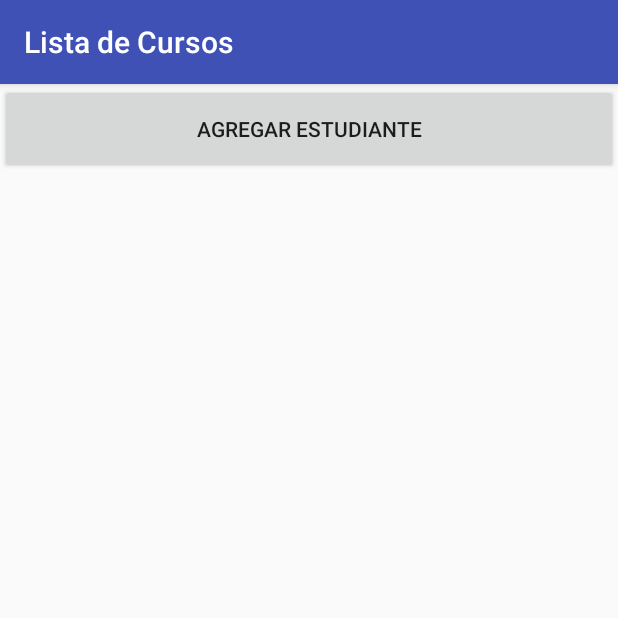
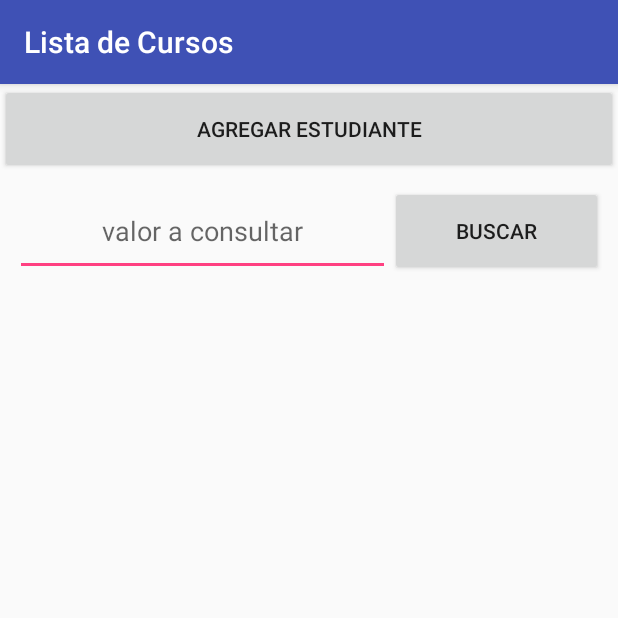
Before and after one commit to PrograMovil/Lab-BaseDatos, an Android app: the EstudiantesFragment screen opened directly, with no data from a screen before it, on a phone screen of 412 x 824 dp, the top half of it. Run offline under Robolectric (Android 15) with nearby library versions, the phone set to English and light mode, and no system bars.

Commit message:
searchs ready

```diff
--- a/app/src/main/java/com/lab_bd01/EstudiantesFragment.java
+++ b/app/src/main/java/com/lab_bd01/EstudiantesFragment.java
@@ -9,6 +9,8 @@ import android.support.v7.widget.RecyclerView;
 import android.view.LayoutInflater;
 import android.view.View;
 import android.view.ViewGroup;
+import android.widget.Button;
+import android.widget.EditText;
 import android.widget.ImageView;
 import android.widget.TextView;
 import android.widget.Toast;
@@ -27,6 +29,8 @@ public class EstudiantesFragment extends Fragment {
     ArrayList<Estudiante> estudiantesList = new ArrayList<Estudiante>();
     RecyclerView estudiantesRecycler;
     BaseDatos basedatos;
+    Button buscarEstudianteBtn;
+    EditText consultaText;
 
     @Override
     public void onCreate(@Nullable Bundle savedInstanceState) {
@@ -59,6 +63,29 @@ public class EstudiantesFragment extends Fragment {
         estudiantesRecycler.setHasFixedSize(true);
         LinearLayoutManager MyLayoutManager = new LinearLayoutManager(getActivity());
         MyLayoutManager.setOrientation(LinearLayoutManager.VERTICAL);
+
+        buscarEstudianteBtn = (Button) view.findViewById(R.id.buscarEstudianteBtn);
+        consultaText = (EditText) view.findViewById(R.id.consultaEstudianteText);
+
+        buscarEstudianteBtn.setOnClickListener(new View.OnClickListener() {
+            @Override
+            public void onClick(View v) {
+                String consulta = consultaText.getText().toString();
+                estudiantesList.clear();
+                basedatos.getReadableDatabase();
+                estudiantesList=basedatos.getEstudiantesLike(consulta);
+
+//                    Toast.makeText(getActivity(), "Buscando...", Toast.LENGTH_SHORT).show();
+                LinearLayoutManager MyLayoutManager = new LinearLayoutManager(getActivity());
+                MyLayoutManager.setOrientation(LinearLayoutManager.VERTICAL);
+                if (estudiantesList.size() >= 0 & estudiantesRecycler != null) {
+                    estudiantesRecycler.setAdapter(new ListaDeEstudiantesAdapter(estudiantesList));
+                }
+                estudiantesRecycler.setLayoutManager(MyLayoutManager);
+            }
+        });
+
+
         if (estudiantesList.size() > 0 & estudiantesRecycler != null) {
             estudiantesRecycler.setAdapter(new EstudiantesFragment.ListaDeEstudiantesAdapter(estudiantesList));
         }
--- a/app/src/main/res/layout/curso_card.xml
+++ b/app/src/main/res/layout/curso_card.xml
@@ -19,8 +19,9 @@
             android:id="@+id/consultaCursoText"
             android:layout_width="250dp"
             android:layout_height="match_parent"
+            android:gravity="center"
             android:hint="valor a consultar"
-            android:gravity="center"/>
+            android:inputType="text" />
 
         <Button
             android:id="@+id/buscarCursoBtn"
--- a/app/src/main/res/layout/estudiante_card.xml
+++ b/app/src/main/res/layout/estudiante_card.xml
@@ -1,5 +1,5 @@
 <?xml version="1.0" encoding="utf-8"?>
-<RelativeLayout xmlns:android="http://schemas.android.com/apk/res/android"
+<LinearLayout xmlns:android="http://schemas.android.com/apk/res/android"
     android:layout_width="match_parent"
     android:layout_height="match_parent"
     xmlns:tools="http://schemas.android.com/tools"
@@ -7,7 +7,28 @@
     android:paddingLeft="@dimen/activity_left_margin"
     android:paddingRight="@dimen/activity_right_margin"
     android:paddingTop="@dimen/activity_vertical_margin"
+    android:orientation="vertical"
     tools:context=".EstudiantesFragment">
+
+    <LinearLayout
+        android:layout_width="match_parent"
+        android:layout_height="60dp"
+        android:orientation="horizontal">
+
+        <EditText
+            android:id="@+id/consultaEstudianteText"
+            android:layout_width="250dp"
+            android:layout_height="match_parent"
+            android:gravity="center"
+            android:hint="valor a consultar"
+            android:inputType="text" />
+
+        <Button
+            android:id="@+id/buscarEstudianteBtn"
+            android:layout_width="match_parent"
+            android:layout_height="match_parent"
+            android:text="Buscar" />
+    </LinearLayout>
 
     <android.support.v7.widget.RecyclerView
         android:id="@+id/estudianteCardsView"
@@ -16,4 +37,4 @@
         tools:listitem="@layout/estudiante_items"
         />
 
-</RelativeLayout>
+</LinearLayout>
```
Also changed, not shown: app/src/main/java/com/lab_bd01/CursosFragment.java (+8 -5 lines).
